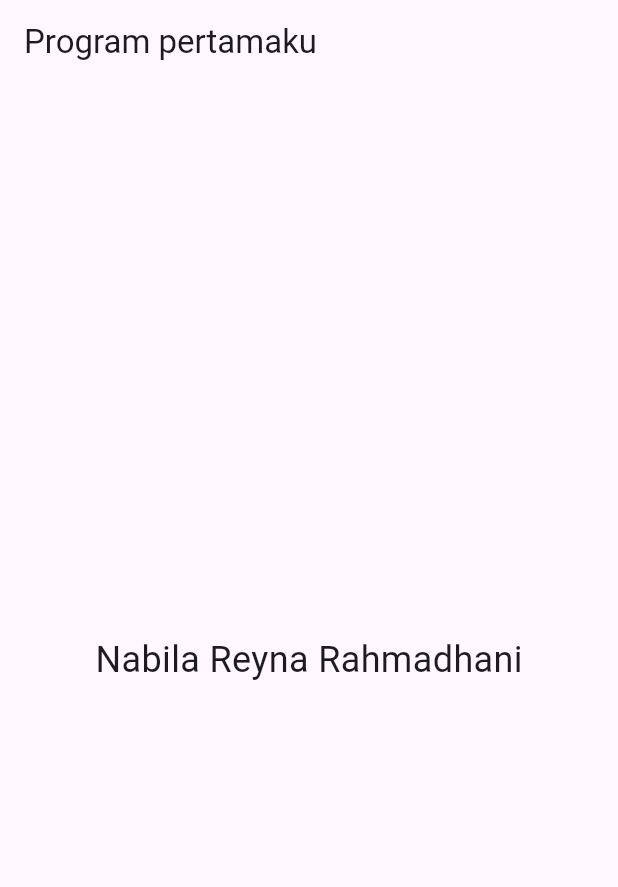
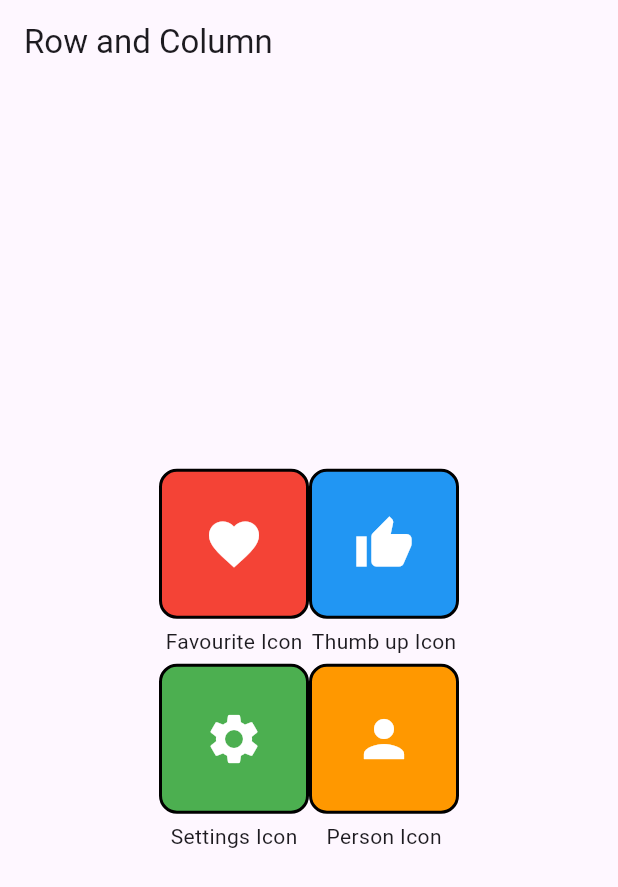
Before and after one commit to nabilareyna/praktikum_mobile, a Flutter app: the screen it shows after launch, on a phone screen of 412 x 824 dp. Shown: the top 887 px of the screen. Run offline on Flutter 3.47's test engine with Material 3 defaults, Android fonts, the phone set to English and light mode, and no system bars.

Commit message:
task 2 finished

```diff
--- /dev/null
+++ b/lib/IconContainerWidget.dart
@@ -0,0 +1,26 @@
+import 'package:flutter/material.dart';
+
+class IconContainerWidget extends StatelessWidget {
+  IconContainerWidget({super.key, this.bgColor, this.iconColor, this.icon, this.text});
+
+  final Color? bgColor;
+  final Color? iconColor;
+  final IconData? icon;
+  final String? text;
+
+  @override
+  Widget build(BuildContext context) {
+    return Column(
+      children: [
+        Container(
+          width: 100,
+          height: 100,
+          decoration: BoxDecoration(color: bgColor, border: Border.all(color: Colors.black, width: 2), borderRadius: BorderRadius.circular(12)),
+          child: Icon(icon, color: iconColor, size: 40),
+        ),
+        SizedBox(height: 5,),
+        Text(text ?? '')
+      ],
+    );
+  }
+}
--- a/lib/main.dart
+++ b/lib/main.dart
@@ -1,4 +1,5 @@
 import 'package:flutter/material.dart';
+import 'package:praktikum_mobile_1/IconContainerWidget.dart';
 
 void main() {
   runApp(const MainApp());
@@ -10,7 +11,32 @@ class MainApp extends StatelessWidget {
   @override
   Widget build(BuildContext context) {
     return MaterialApp(
-      home: Scaffold(appBar: AppBar(title: Text("Program pertamaku")), body: Center(child: Text('Nabila Reyna Rahmadhani', style: TextStyle(fontSize: 24)))),
+      title: 'Row and Column',
+      home: Scaffold(
+        appBar: AppBar(title: Text("Row and Column")),
+        body: Center(
+          child: Column(
+            mainAxisAlignment: MainAxisAlignment.center,
+            children: [
+              Row(
+                mainAxisAlignment: MainAxisAlignment.center,
+                children: [
+                  IconContainerWidget(bgColor: Colors.red, iconColor: Colors.white, icon: Icons.favorite, text: 'Favourite Icon'),
+                  IconContainerWidget(bgColor: Colors.blue, iconColor: Colors.white, icon: Icons.thumb_up, text: 'Thumb up Icon',),
+                ],
+              ),
+              SizedBox(height: 5,),
+              Row(
+                mainAxisAlignment: MainAxisAlignment.center,
+                children: [
+                  IconContainerWidget(bgColor: Colors.green, iconColor: Colors.white, icon: Icons.settings, text: 'Settings Icon'),
+                  IconContainerWidget(bgColor: Colors.orange, iconColor: Colors.white, icon: Icons.person, text: 'Person Icon'),
+                ],
+              ),
+            ],
+          ),
+        ),
+      ),
     );
   }
 }
```
